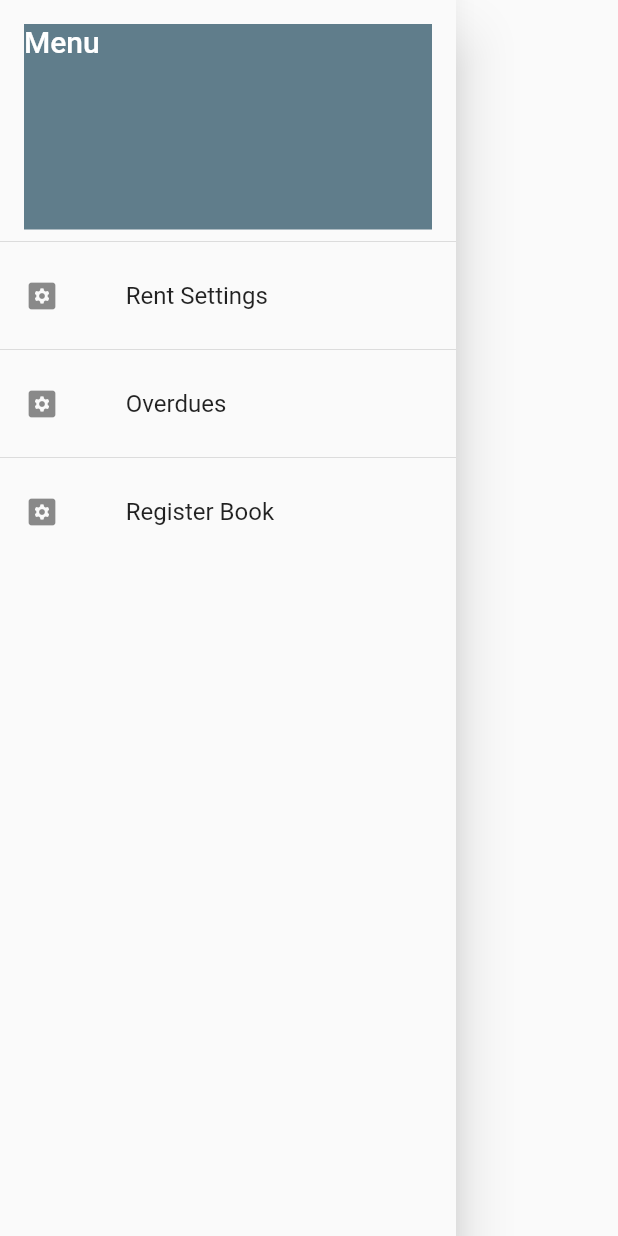
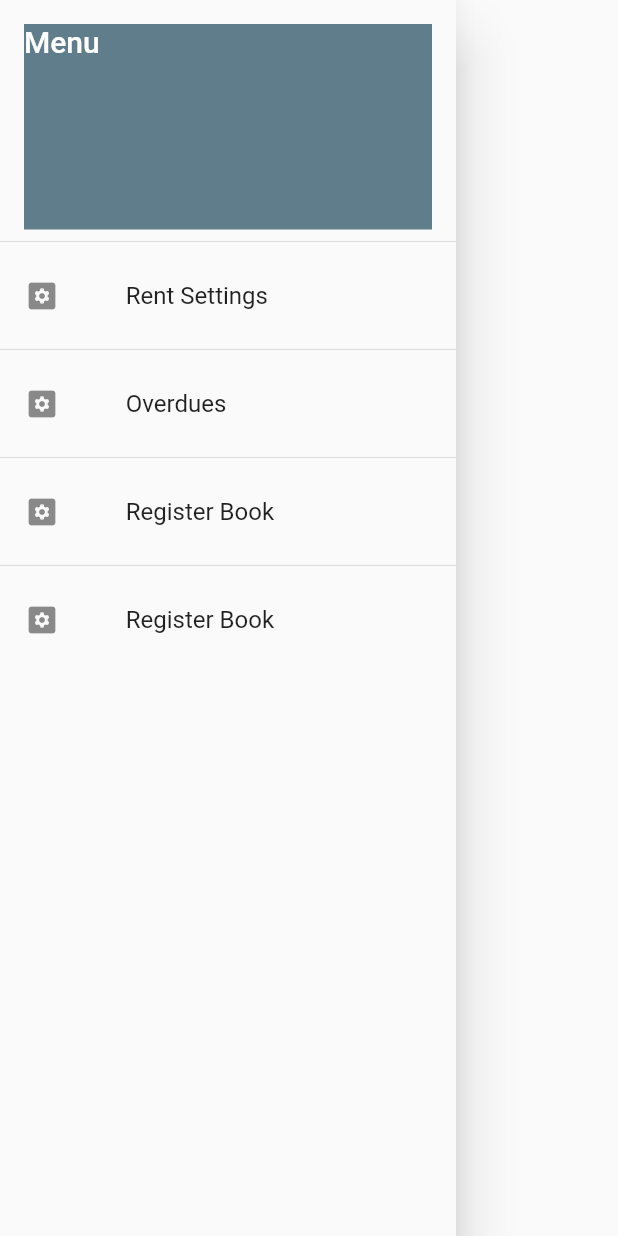
Before and after one commit to amdNewaz/i-library, a Flutter app: the DrawerCode widget shown alone on an empty page, opened directly, on a phone screen of 412 x 824 dp. Run offline on Flutter 3.47's test engine with Material 2 defaults, Android fonts, the light colour scheme and no system bars.

Commit message:
Update menu_drawer.dart

```diff
--- a/lib/screens/admin_screens/menu_drawer.dart
+++ b/lib/screens/admin_screens/menu_drawer.dart
@@ -66,16 +66,16 @@ class DrawerCode extends StatelessWidget {
               context, MaterialPageRoute(builder: (context) => registerBook()));
         },
       ),
-      // Divider(),
-      // ListTile(
-      //  leading: Icon(Icons.settings_applications_rounded),
-      //  title: Text('   Register Book'),
-      //  onTap: () {
-      //Navigator.pop(context);
-      //   Navigator.push(
-      //      context, MaterialPageRoute(builder: (context) => ()));
-      // },
-      //  ),
+       Divider(),
+       ListTile(
+        leading: Icon(Icons.settings_applications_rounded),
+        title: Text('   Register Book'),
+        onTap: () {
+      Navigator.pop(context);
+         Navigator.push(
+            context, MaterialPageRoute(builder: (context) => ()));
+       },
+        ),
     ]));
   }
 }
```
